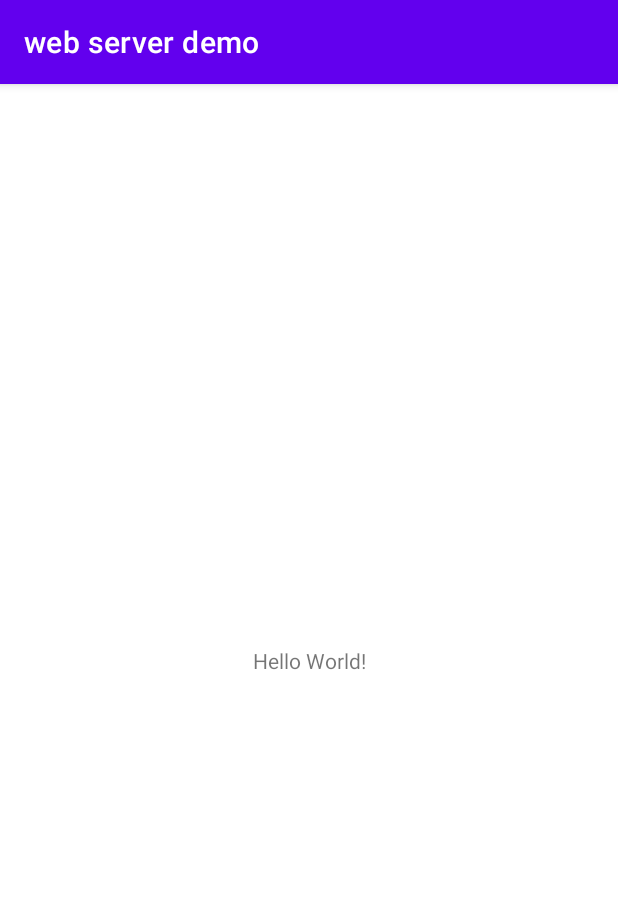
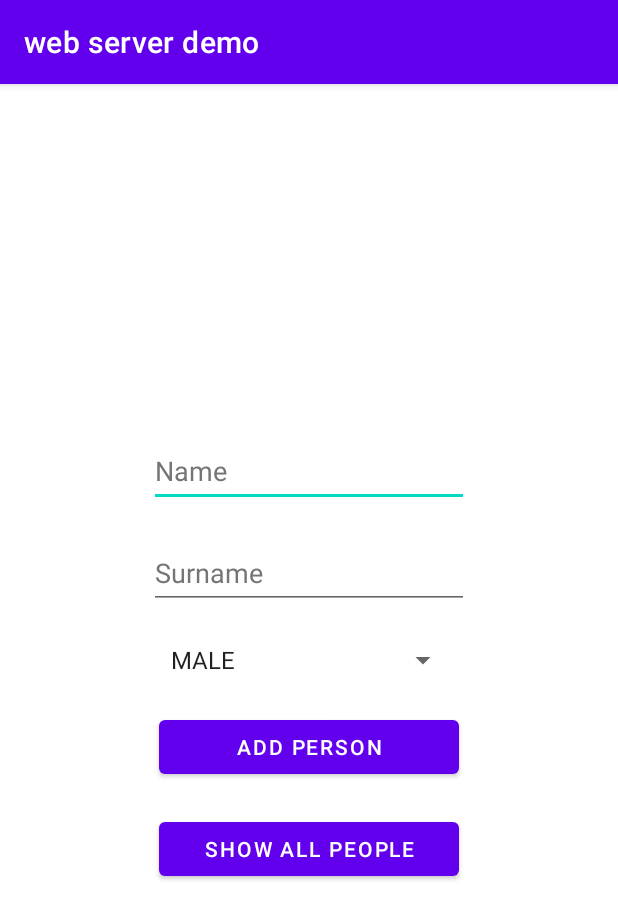
Before and after one commit to rafaud/Web-server-demo-for-android, an Android app: the screen it shows after launch (MainActivity), on a phone screen of 412 x 824 dp. Shown: the top 919 px of the screen. Run offline under Robolectric (Android 15) with nearby library versions, the phone set to English and light mode, and no system bars.

Commit message:
created basic functionality, post and get http requests are working

```diff
--- a/app/src/main/AndroidManifest.xml
+++ b/app/src/main/AndroidManifest.xml
@@ -2,7 +2,10 @@
 <manifest xmlns:android="http://schemas.android.com/apk/res/android"
     package="pl.edu.wat.szadkowski.rafal.webserverdemo">
 
+    <uses-permission android:name="android.permission.INTERNET"/>
+
     <application
+        android:networkSecurityConfig="@xml/security_config"
         android:allowBackup="true"
         android:icon="@mipmap/ic_launcher"
         android:label="@string/app_name"
--- /dev/null
+++ b/app/src/main/java/pl/edu/wat/szadkowski/rafal/webserverdemo/model/enum/Sex.kt
@@ -0,0 +1,5 @@
+package pl.edu.wat.szadkowski.rafal.webserverdemo.model.enum
+
+enum class Sex {
+    MALE, FEMALE
+}
--- /dev/null
+++ b/app/src/main/java/pl/edu/wat/szadkowski/rafal/webserverdemo/network/appInterface/PersonInterface.kt
@@ -0,0 +1,15 @@
+package pl.edu.wat.szadkowski.rafal.webserverdemo.network.appInterface
+
+import pl.edu.wat.szadkowski.rafal.webserverdemo.model.Person
+import retrofit2.Call
+import retrofit2.http.Body
+import retrofit2.http.GET
+import retrofit2.http.POST
+
+interface PersonInterface {
+    @GET("/person/all")
+    fun getAllPeople(): Call<List<Person>>
+
+    @POST("/person")
+    fun addPerson(@Body person: Person): Call<Person>
+}
--- a/app/src/main/res/layout/activity_main.xml
+++ b/app/src/main/res/layout/activity_main.xml
@@ -6,13 +6,59 @@
     android:layout_height="match_parent"
     tools:context=".MainActivity">
 
-    <TextView
-        android:layout_width="wrap_content"
-        android:layout_height="wrap_content"
-        android:text="Hello World!"
+    <LinearLayout
+        android:layout_width="match_parent"
+        android:layout_height="match_parent"
+        android:gravity="center_horizontal|center_vertical"
+        android:orientation="vertical"
         app:layout_constraintBottom_toBottomOf="parent"
-        app:layout_constraintLeft_toLeftOf="parent"
-        app:layout_constraintRight_toRightOf="parent"
-        app:layout_constraintTop_toTopOf="parent" />
+        app:layout_constraintEnd_toEndOf="parent"
+        app:layout_constraintStart_toStartOf="parent"
+        app:layout_constraintTop_toTopOf="parent">
 
+        <EditText
+            android:id="@+id/activity_main_edit_text_name"
+            android:layout_width="wrap_content"
+            android:layout_height="wrap_content"
+            android:layout_margin="10dp"
+            android:ems="10"
+            android:hint="@string/name"
+            android:inputType="text"
+            android:minHeight="48dp"
+            android:importantForAutofill="no"
+            android:textColorHint="#757575" />
+
+        <EditText
+            android:id="@+id/activity_main_edit_text_surname"
+            android:layout_width="wrap_content"
+            android:layout_height="wrap_content"
+            android:layout_margin="10dp"
+            android:ems="10"
+            android:hint="@string/surname"
+            android:importantForAutofill="no"
+            android:inputType="text"
+            android:minHeight="48dp"
+            android:textColorHint="#757575" />
+
+        <Spinner
+            android:id="@+id/acticity_main_spinner_sex_selector"
+            android:layout_width="200dp"
+            android:layout_height="wrap_content"
+            android:minHeight="48dp"
+            tools:ignore="SpeakableTextPresentCheck" />
+
+        <Button
+            android:id="@+id/activity_main_button_add_person"
+            android:layout_width="200dp"
+            android:layout_height="wrap_content"
+            android:layout_margin="10dp"
+            android:text="@string/add_person" />
+
+        <Button
+            android:id="@+id/activity_main_button_show_all_people"
+            android:layout_width="200dp"
+            android:layout_height="wrap_content"
+            android:layout_margin="10dp"
+            android:text="@string/show_all_people" />
+    </LinearLayout>
 </androidx.constraintlayout.widget.ConstraintLayout>
--- a/app/src/main/res/values/strings.xml
+++ b/app/src/main/res/values/strings.xml
@@ -1,3 +1,7 @@
 <resources>
     <string name="app_name">web server demo</string>
+    <string name="name">Name</string>
+    <string name="surname">Surname</string>
+    <string name="add_person">Add Person</string>
+    <string name="show_all_people">Show All People</string>
 </resources>
```
Also changed, not shown: app/build.gradle (+7 -4 lines), app/src/main/java/pl/edu/wat/szadkowski/rafal/webserverdemo/MainActivity.kt (+71 -2 lines), app/src/main/java/pl/edu/wat/szadkowski/rafal/webserverdemo/model/Person.kt (added, +10 -0 lines), app/src/main/java/pl/edu/wat/szadkowski/rafal/webserverdemo/network/AppClinet.kt (added, +31 -0 lines), app/src/main/res/xml/security_config.xml (added, +9 -0 lines).
